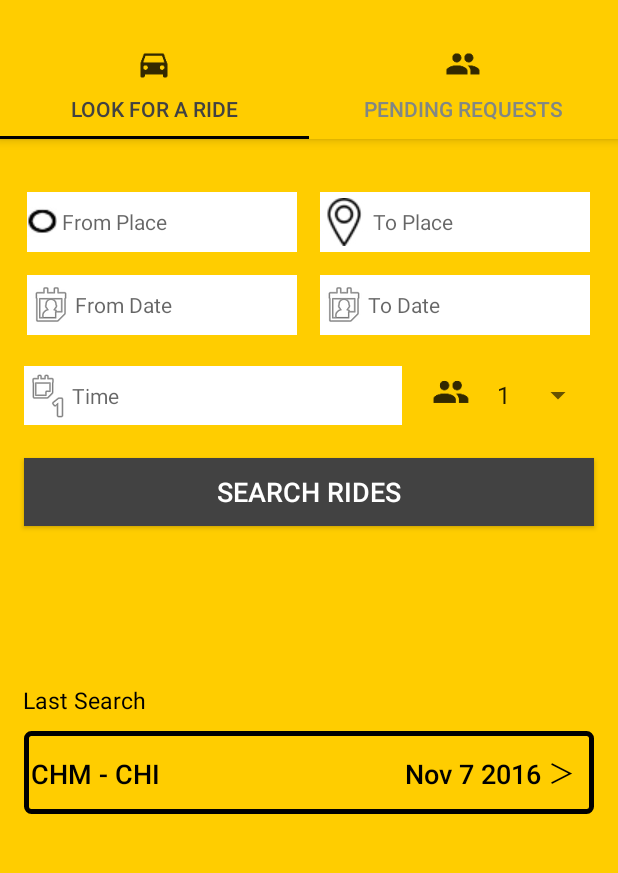
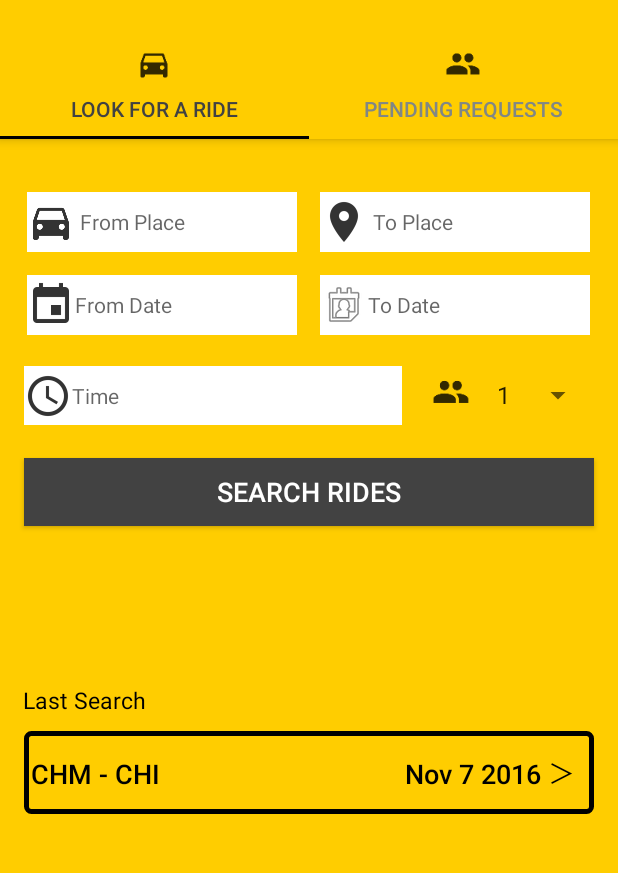
Before and after one commit to sudo-rm-rf-523/RideShare-AndroidApp, an Android app: the OneFragment screen opened directly, with no data from a screen before it, on a phone screen of 412 x 824 dp, the part 142-1015 px from its top. Run offline under Robolectric (Android 15) with nearby library versions, the phone set to English and light mode, and no system bars; libraries missing offline, so code that uses them is left out: junit.framework.

Commit message:
Add android icons

```diff
--- a/RideShare/app/src/main/res/layout/fragment_one.xml
+++ b/RideShare/app/src/main/res/layout/fragment_one.xml
@@ -28,7 +28,7 @@
                 android:hint=" From Place"
                 android:textSize="14dip"
                 android:background="#ffffff"
-                android:drawableLeft="@drawable/from_icon"/>
+                android:drawableLeft="@drawable/ic_car"/>
 
             <EditText
                 android:id="@+id/to_place"
@@ -39,7 +39,7 @@
                 android:textSize="14dip"
                 android:background="#ffffff"
                 android:layout_marginLeft="15dip"
-                android:drawableLeft="@drawable/to_icon"/>
+                android:drawableLeft="@drawable/ic_location" />
         </LinearLayout>
 
         <!--<RadioGroup xmlns:android="http://schemas.android.com/apk/res/android"-->
@@ -71,6 +71,7 @@
             android:layout_centerInParent="true"
             android:orientation="horizontal"
             >
+
             <EditText
                 android:id="@+id/etxt_fromdate"
                 android:layout_width="180dip"
@@ -80,7 +81,7 @@
                 android:textSize="14dip"
                 android:background="#ffffff"
                 android:layout_marginTop="15dip"
-                android:drawableLeft="@android:drawable/ic_menu_my_calendar"/>
+                android:drawableLeft="@drawable/ic_calendar"/>
 
             <EditText
                 android:id="@+id/etxt_todate"
@@ -100,6 +101,7 @@
             android:layout_height="wrap_content"
             android:orientation="horizontal"
             >
+
             <EditText
                 android:id="@+id/etxt_time"
                 android:layout_width="252dip"
@@ -109,7 +111,7 @@
                 android:textSize="14dip"
                 android:background="#ffffff"
                 android:layout_marginTop="20dip"
-                android:drawableLeft="@android:drawable/ic_menu_day"/>
+                android:drawableLeft="@drawable/ic_clock" />
 
             <ImageView
                 android:layout_width="25dp"
```
Also changed, not shown: RideShare/app/src/main/res/drawable/ic_clock_scale.xml (added, +11 -0 lines), RideShare/app/src/main/res/drawable-hdpi/ic_action_name.png (deleted), RideShare/app/src/main/res/drawable-hdpi/ic_calendar.png (added), RideShare/app/src/main/res/drawable-hdpi/ic_clock.png, RideShare/app/src/main/res/drawable-hdpi/ic_location.png (added), RideShare/app/src/main/res/drawable-mdpi/ic_action_name.png (deleted), RideShare/app/src/main/res/drawable-mdpi/ic_calendar.png (added), RideShare/app/src/main/res/drawable-mdpi/ic_clock.png, RideShare/app/src/main/res/drawable-mdpi/ic_location.png (added), RideShare/app/src/main/res/drawable-xhdpi/ic_action_name.png (deleted), RideShare/app/src/main/res/drawable-xhdpi/ic_calendar.png (added), RideShare/app/src/main/res/drawable-xhdpi/ic_clock.png, RideShare/app/src/main/res/drawable-xhdpi/ic_location.png (added), RideShare/app/src/main/res/drawable-xxhdpi/ic_action_name.png (deleted), 4 more files.
